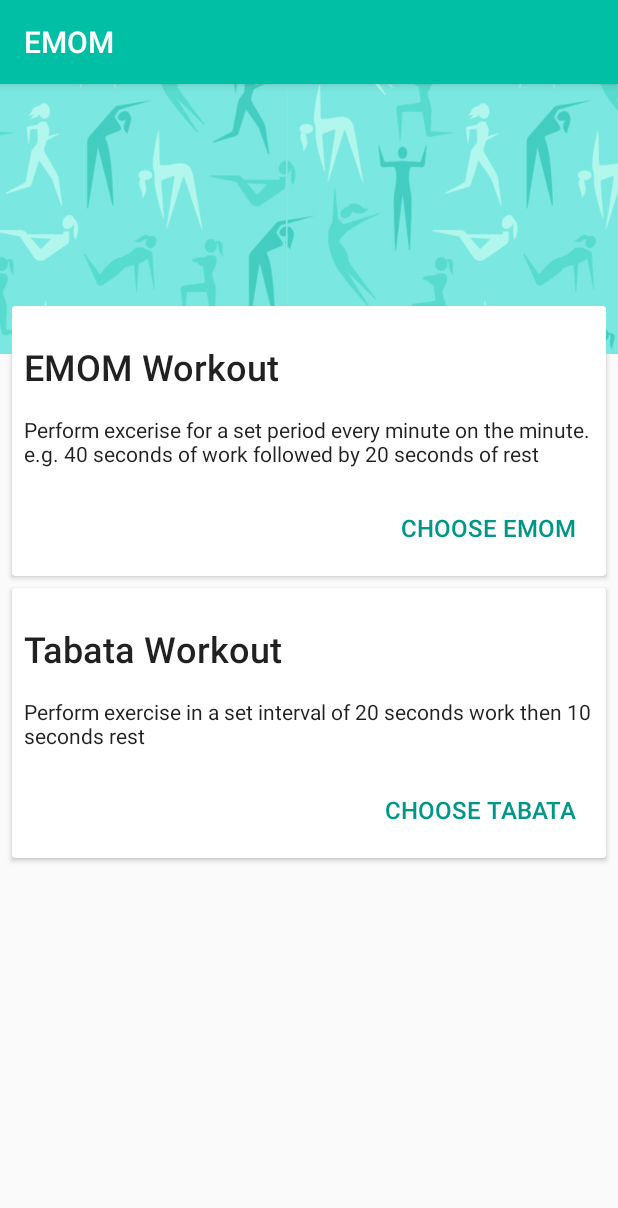
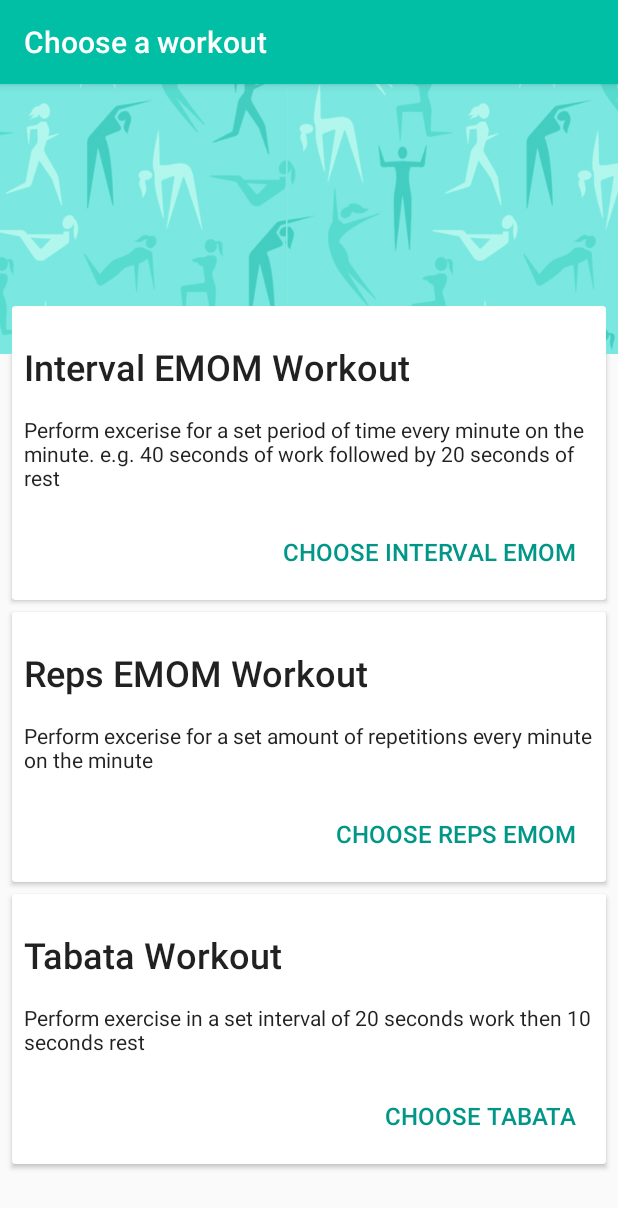
Before and after one commit to danielpape/EMOM, an Android app: the screen it shows after launch (MainActivityOptions), on a phone screen of 412 x 824 dp. Shown: the top 1208 px of the screen. Run offline under Robolectric (Android 15) with nearby library versions, the phone set to English and light mode, and no system bars; libraries missing offline, so code that uses them is left out: com.google.android.gms; 3 statements that could not run were skipped.

Commit message:
Added set up activities for EMOM Reps, EMOM Intervals & Tavata

```diff
--- a/app/src/main/java/com/danielpape/EMOM/MainActivity.java
+++ b/app/src/main/java/com/danielpape/EMOM/SetUpIntervalEMOMActivity.java
@@ -8,12 +8,11 @@ import android.widget.Button;
 import android.widget.SeekBar;
 import android.widget.TextView;
 import android.content.Intent;
-import android.app.Application;
 
 import com.google.android.gms.analytics.HitBuilders;
 import com.google.android.gms.analytics.Tracker;
 
-public class MainActivity extends AppCompatActivity {
+public class SetUpIntervalEMOMActivity extends AppCompatActivity {
 
     private Tracker mTracker;
 
@@ -55,7 +54,7 @@ public class MainActivity extends AppCompatActivity {
     @Override
     protected void onCreate(Bundle savedInstanceState) {
         super.onCreate(savedInstanceState);
-        setContentView(R.layout.activity_main);
+        setContentView(R.layout.activity_setup_interval_emom);
 
         EMOM application = (EMOM) getApplication();
         mTracker = application.getDefaultTracker();
--- a/app/src/main/java/com/danielpape/EMOM/TabataActivity.java
+++ b/app/src/main/java/com/danielpape/EMOM/TabataActivity.java
@@ -4,14 +4,11 @@ import android.content.Intent;
 import android.graphics.Color;
 import android.media.MediaPlayer;
 import android.os.CountDownTimer;
-import android.provider.Settings;
 import android.support.v7.app.AppCompatActivity;
 import android.os.Bundle;
-import android.util.Log;
 import android.view.View;
 import android.widget.Button;
 import android.widget.ProgressBar;
-import android.widget.SeekBar;
 import android.widget.TextView;
 import android.content.res.Configuration;
 import android.view.WindowManager;
@@ -37,7 +34,7 @@ public class TabataActivity extends AppCompatActivity {
 
     public void endWorkout (View view){
         countDownTimer.cancel();
-        Intent intent = new Intent(getBaseContext(), MainActivity.class);
+        Intent intent = new Intent(getBaseContext(), SetUpIntervalEMOMActivity.class);
         startActivity(intent);
 
     }
--- a/app/src/main/java/com/danielpape/EMOM/Workout104020Activity.java
+++ b/app/src/main/java/com/danielpape/EMOM/Workout104020Activity.java
@@ -4,14 +4,11 @@ import android.content.Intent;
 import android.graphics.Color;
 import android.media.MediaPlayer;
 import android.os.CountDownTimer;
-import android.provider.Settings;
 import android.support.v7.app.AppCompatActivity;
 import android.os.Bundle;
-import android.util.Log;
 import android.view.View;
 import android.widget.Button;
 import android.widget.ProgressBar;
-import android.widget.SeekBar;
 import android.widget.TextView;
 import android.content.res.Configuration;
 import android.view.WindowManager;
@@ -34,7 +31,7 @@ public class Workout104020Activity extends AppCompatActivity {
 
     public void endWorkout (View view){
         countDownTimer.cancel();
-        Intent intent = new Intent(getBaseContext(), MainActivity.class);
+        Intent intent = new Intent(getBaseContext(), SetUpIntervalEMOMActivity.class);
         startActivity(intent);
 
     }
--- a/app/src/main/java/com/danielpape/EMOM/Workout204020Activity.java
+++ b/app/src/main/java/com/danielpape/EMOM/Workout204020Activity.java
@@ -4,14 +4,11 @@ import android.content.Intent;
 import android.graphics.Color;
 import android.media.MediaPlayer;
 import android.os.CountDownTimer;
-import android.provider.Settings;
 import android.support.v7.app.AppCompatActivity;
 import android.os.Bundle;
-import android.util.Log;
 import android.view.View;
 import android.widget.Button;
 import android.widget.ProgressBar;
-import android.widget.SeekBar;
 import android.widget.TextView;
 import android.content.res.Configuration;
 import android.view.WindowManager;
@@ -34,7 +31,7 @@ public class Workout204020Activity extends AppCompatActivity {
 
     public void endWorkout (View view){
         countDownTimer.cancel();
-        Intent intent = new Intent(getBaseContext(), MainActivity.class);
+        Intent intent = new Intent(getBaseContext(), SetUpIntervalEMOMActivity.class);
         startActivity(intent);
 
     }
--- a/app/src/main/java/com/danielpape/EMOM/Workout303030Activity.java
+++ b/app/src/main/java/com/danielpape/EMOM/Workout303030Activity.java
@@ -4,14 +4,11 @@ import android.content.Intent;
 import android.graphics.Color;
 import android.media.MediaPlayer;
 import android.os.CountDownTimer;
-import android.provider.Settings;
 import android.support.v7.app.AppCompatActivity;
 import android.os.Bundle;
-import android.util.Log;
 import android.view.View;
 import android.widget.Button;
 import android.widget.ProgressBar;
-import android.widget.SeekBar;
 import android.widget.TextView;
 import android.content.res.Configuration;
 import android.view.WindowManager;
@@ -34,7 +31,7 @@ public class Workout303030Activity extends AppCompatActivity {
 
     public void endWorkout (View view){
         countDownTimer.cancel();
-        Intent intent = new Intent(getBaseContext(), MainActivity.class);
+        Intent intent = new Intent(getBaseContext(), SetUpIntervalEMOMActivity.class);
         startActivity(intent);
 
     }
--- a/app/src/main/java/com/danielpape/EMOM/WorkoutActivity.java
+++ b/app/src/main/java/com/danielpape/EMOM/WorkoutActivity.java
@@ -4,14 +4,11 @@ import android.content.Intent;
 import android.graphics.Color;
 import android.media.MediaPlayer;
 import android.os.CountDownTimer;
-import android.provider.Settings;
 import android.support.v7.app.AppCompatActivity;
 import android.os.Bundle;
-import android.util.Log;
 import android.view.View;
 import android.widget.Button;
 import android.widget.ProgressBar;
-import android.widget.SeekBar;
 import android.widget.TextView;
 import android.content.res.Configuration;
 import android.view.WindowManager;
@@ -34,7 +31,7 @@ public class WorkoutActivity extends AppCompatActivity {
 
     public void endWorkout (View view){
         countDownTimer.cancel();
-        Intent intent = new Intent(getBaseContext(), MainActivity.class);
+        Intent intent = new Intent(getBaseContext(), SetUpIntervalEMOMActivity.class);
         startActivity(intent);
 
     }
--- a/app/src/main/res/layout/activity_mainoptions.xml
+++ b/app/src/main/res/layout/activity_mainoptions.xml
@@ -1,4 +1,8 @@
 <?xml version="1.0" encoding="utf-8"?>
+<ScrollView xmlns:android="http://schemas.android.com/apk/res/android"
+    android:layout_width="match_parent"
+    android:layout_height="match_parent"
+    android:fillViewport="true">
 <LinearLayout xmlns:android="http://schemas.android.com/apk/res/android"
     xmlns:app="http://schemas.android.com/apk/res-auto"
     xmlns:tools="http://schemas.android.com/tools"
@@ -7,7 +11,7 @@
     android:layout_height="match_parent"
     android:background="?android:attr/colorBackground"
     android:orientation="vertical"
-    tools:context="com.danielpape.EMOM.MainActivity">
+    tools:context="com.danielpape.EMOM.SetUpIntervalEMOMActivity">
 
     <ImageView
         android:layout_width="match_parent"
@@ -40,7 +44,7 @@
                 android:layout_width="match_parent"
                 android:layout_height="wrap_content"
                 android:layout_marginTop="16dp"
-                android:text="EMOM Workout"
+                android:text="Interval EMOM Workout"
                 android:textAppearance="@android:style/TextAppearance.Material.Widget.ActionBar.Title.Inverse"
                 android:textColor="?android:attr/textColorPrimary"
                 android:textSize="24dp"
@@ -52,7 +56,7 @@
                 android:layout_height="wrap_content"
                 android:layout_marginBottom="16dp"
                 android:layout_marginTop="16dp"
-                android:text="Perform excerise for a set period every minute on the minute. e.g. 40 seconds of work followed by 20 seconds of rest"
+                android:text="Perform excerise for a set period of time every minute on the minute. e.g. 40 seconds of work followed by 20 seconds of rest"
                 android:textAppearance="@android:style/TextAppearance.Material.Subhead"
                 android:textColor="?android:attr/textColorPrimary"
                 android:textSize="14dp" />
@@ -65,7 +69,64 @@
                 android:layout_gravity="bottom|right"
                 android:backgroundTint="@color/colorAccent"
                 android:onClick="tapEMOMButton"
-                android:text="Choose EMOM"
+                android:text="Choose Interval EMOM"
+                android:textColor="@color/colorPrimaryDark"
+                android:textSize="16dp" />
+
+        </LinearLayout>
+
+    </android.support.v7.widget.CardView>
+
+    <android.support.v7.widget.CardView
+        android:id="@+id/EMOMCard"
+        android:layout_width="match_parent"
+        android:layout_height="wrap_content"
+        android:layout_marginLeft="8dp"
+        android:layout_marginRight="8dp"
+        android:layout_marginBottom="8dp"
+        android:layout_marginTop="0dp"
+        app:cardBackgroundColor="@color/cardview_light_background"
+        app:cardCornerRadius="2dp"
+        app:cardElevation="2dp"
+        app:contentPadding="8dp">
+
+        <LinearLayout
+            android:layout_width="match_parent"
+            android:layout_height="wrap_content"
+            android:orientation="vertical"
+            android:weightSum="4">
+
+            <TextView
+                android:id="@+id/textView6"
+                android:layout_width="match_parent"
+                android:layout_height="wrap_content"
+                android:layout_marginTop="16dp"
+                android:text="Reps EMOM Workout"
+                android:textAppearance="@android:style/TextAppearance.Material.Widget.ActionBar.Title.Inverse"
+                android:textColor="?android:attr/textColorPrimary"
+                android:textSize="24dp"
+                tools:text="EMOM Workout" />
+
+            <TextView
+                android:id="@+id/textView6"
+                android:layout_width="match_parent"
+                android:layout_height="wrap_content"
+                android:layout_marginBottom="16dp"
+                android:layout_marginTop="16dp"
+                android:text="Perform excerise for a set amount of repetitions every minute on the minute"
+                android:textAppearance="@android:style/TextAppearance.Material.Subhead"
+                android:textColor="?android:attr/textColorPrimary"
+                android:textSize="14dp" />
+
+            <Button
+                android:id="@+id/button4"
+                style="@style/Widget.AppCompat.Button.Borderless"
+                android:layout_width="wrap_content"
+                android:layout_height="wrap_content"
+                android:layout_gravity="bottom|right"
+                android:backgroundTint="@color/colorAccent"
+                android:onClick="tapRepsEMOMButton"
+                android:text="Choose Reps EMOM"
                 android:textColor="@color/colorPrimaryDark"
                 android:textSize="16dp" />
 
@@ -122,6 +183,7 @@
                 android:layout_gravity="bottom|right"
                 android:backgroundTint="@color/colorAccent"
                 android:text="Choose Tabata"
+                android:onClick="tapTabataButton"
                 android:textColor="@color/colorPrimaryDark"
                 android:textSize="16dp" />
 
@@ -129,3 +191,4 @@
 
     </android.support.v7.widget.CardView>
 </LinearLayout>
+</ScrollView>
```
Also changed, not shown: app/src/main/AndroidManifest.xml (+11 -2 lines), app/src/main/java/com/danielpape/EMOM/MainActivityOptions.java (+32 -3 lines), app/src/main/java/com/danielpape/EMOM/SetUpRepsEMOMActivity.java (added, +104 -0 lines), app/src/main/java/com/danielpape/EMOM/SetUpTabataWorkoutActivity.java (added, +104 -0 lines), app/src/main/res/layout/activity_setup_interval_emom.xml (renamed from app/src/main/res/layout/activity_main.xml, +6 -23 lines), app/src/main/res/layout/activity_setup_reps_emom.xml (added, +106 -0 lines), app/src/main/res/layout/activity_setup_tabata_workout.xml (added, +106 -0 lines).
